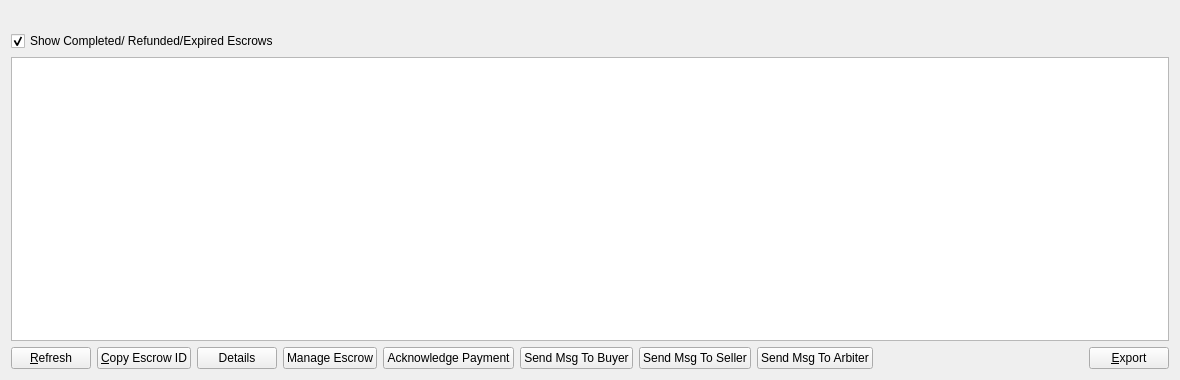
greggdourgarian/syscoin2, file src/qt/forms/myescrowlistpage.ui: the form before one commit.
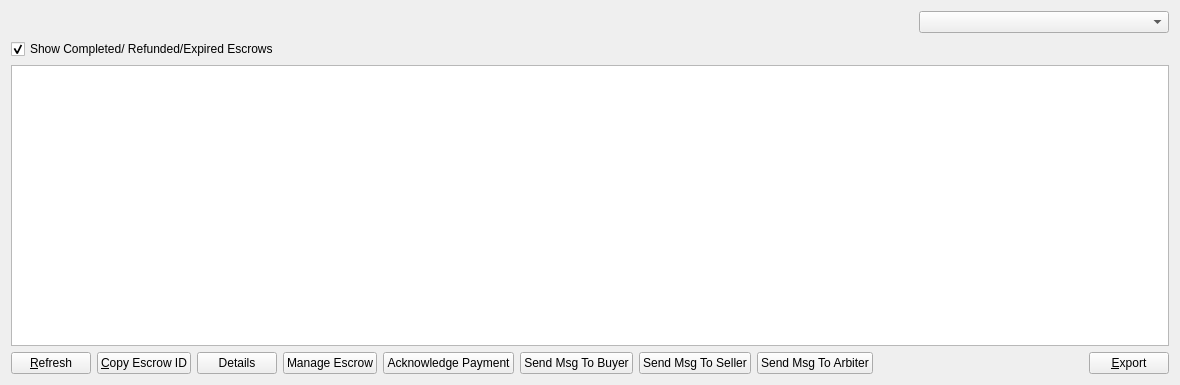
The form after the commit.

Commit message: setup alias list for all lsits

Diff of the .ui file:
```diff
--- a/src/qt/forms/myescrowlistpage.ui
+++ b/src/qt/forms/myescrowlistpage.ui
@@ -7,7 +7,7 @@
     <x>0</x>
     <y>0</y>
     <width>1180</width>
-    <height>380</height>
+    <height>385</height>
    </rect>
   </property>
   <property name="windowTitle">
@@ -15,6 +15,8 @@
   </property>
   <layout class="QVBoxLayout" name="verticalLayout">
    <item>
+    <layout class="QHBoxLayout" name="horizontalLayout_2">
+     <item>
     <widget class="QLabel" name="labelExplanation">
      <property name="textFormat">
       <enum>Qt::PlainText</enum>
@@ -23,6 +25,18 @@
       <bool>true</bool>
      </property>
     </widget>
+     </item>
+     <item>
+      <widget class="QComboBox" name="displayListAlias">
+       <property name="maximumSize">
+        <size>
+         <width>250</width>
+         <height>16777215</height>
+        </size>
+       </property>
+      </widget>
+     </item>
+    </layout>
    </item>
    <item>
     <widget class="QCheckBox" name="completeCheck">
```
Lines whose indentation alone changed are shown as unchanged. The commit also changes 21 other files.
